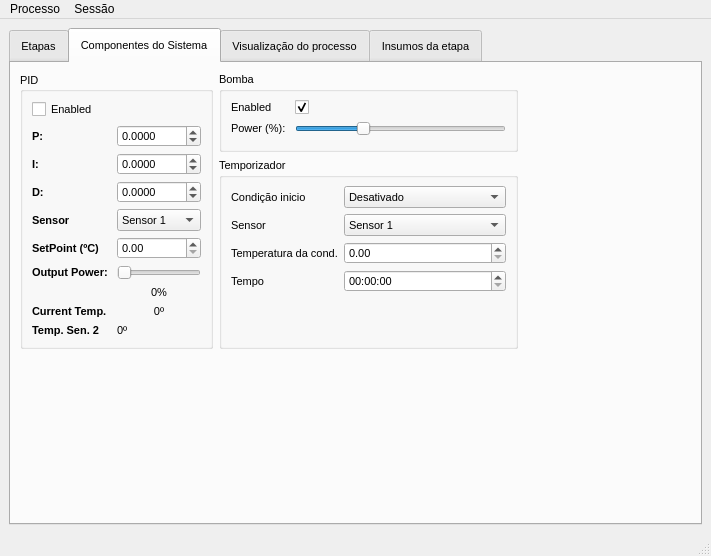
Above: mainwindow.ui from cristhianwb/BebumBrew before the change. Below: the same form after it.
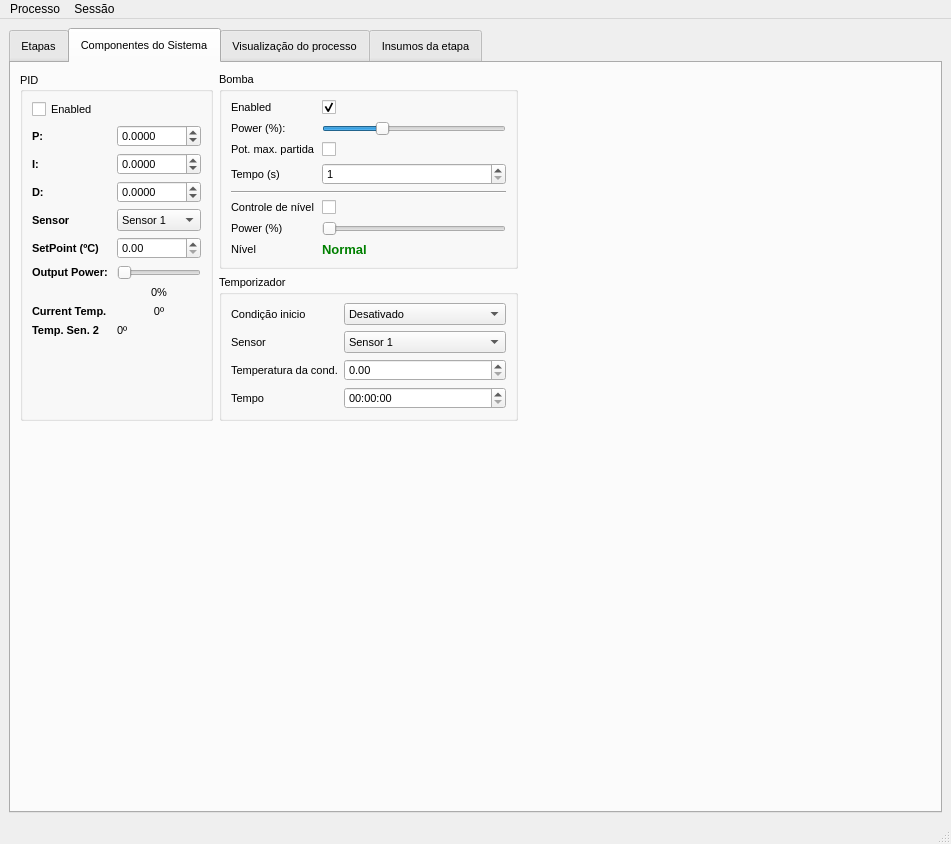
That is the form after the change. The open tabs and pages were chosen to show the change. Icons and pictures are not drawn.

```diff
--- a/mainwindow.ui
+++ b/mainwindow.ui
@@ -6,8 +6,8 @@
    <rect>
     <x>0</x>
     <y>0</y>
-    <width>711</width>
-    <height>556</height>
+    <width>951</width>
+    <height>844</height>
    </rect>
   </property>
   <property name="windowTitle">
@@ -488,7 +488,7 @@
             <property name="maximumSize">
              <size>
               <width>16777215</width>
-              <height>80</height>
+              <height>250</height>
              </size>
             </property>
             <property name="title">
@@ -512,14 +512,14 @@
                </property>
               </widget>
              </item>
-             <item row="1" column="0">
+             <item row="2" column="0">
               <widget class="QLabel" name="powerLabel">
                <property name="text">
                 <string>Power (%): </string>
                </property>
               </widget>
              </item>
-             <item row="1" column="1">
+             <item row="2" column="1">
               <widget class="QSlider" name="sliderPumpPower">
                <property name="maximum">
                 <number>255</number>
@@ -532,6 +532,117 @@
                </property>
               </widget>
              </item>
+             <item row="4" column="0">
+              <widget class="QLabel" name="label_15">
+               <property name="text">
+                <string>Pot. max. partida</string>
+               </property>
+              </widget>
+             </item>
+             <item row="4" column="1">
+              <widget class="QCheckBox" name="chkBurst">
+               <property name="text">
+                <string/>
+               </property>
+              </widget>
+             </item>
+             <item row="5" column="0">
+              <widget class="QLabel" name="label_16">
+               <property name="sizePolicy">
+                <sizepolicy hsizetype="Preferred" vsizetype="Preferred">
+                 <horstretch>0</horstretch>
+                 <verstretch>0</verstretch>
+                </sizepolicy>
+               </property>
+               <property name="text">
+                <string>Tempo (s)</string>
+               </property>
+              </widget>
+             </item>
+             <item row="6" column="0" colspan="2">
+              <widget class="Line" name="line">
+               <property name="orientation">
+                <enum>Qt::Horizontal</enum>
+               </property>
+              </widget>
+             </item>
+             <item row="7" column="0">
+              <widget class="QLabel" name="label_10">
+               <property name="toolTip">
+                <string extracomment="Definir esta potência para a bomba quando a panela atingir o nível máximo"/>
+               </property>
+               <property name="text">
+                <string>Controle de nível</string>
+               </property>
+              </widget>
+             </item>
+             <item row="7" column="1">
+              <widget class="QCheckBox" name="chkLevelControl">
+               <property name="text">
+                <string/>
+               </property>
+              </widget>
+             </item>
+             <item row="8" column="0">
+              <widget class="QLabel" name="label_11">
+               <property name="text">
+                <string>Power (%)</string>
+               </property>
+              </widget>
+             </item>
+             <item row="8" column="1">
+              <widget class="QSlider" name="sliderPumpPowerHigh">
+               <property name="maximum">
+                <number>255</number>
+               </property>
+               <property name="orientation">
+                <enum>Qt::Horizontal</enum>
+               </property>
+              </widget>
+             </item>
+             <item row="9" column="0">
+              <widget class="QLabel" name="label_14">
+               <property name="text">
+                <string>Nível</string>
+               </property>
+              </widget>
+             </item>
+             <item row="9" column="1">
+              <widget class="QLabel" name="lbFloatState">
+               <property name="font">
+                <font>
+                 <pointsize>10</pointsize>
+                 <weight>75</weight>
+                 <bold>true</bold>
+                </font>
+               </property>
+               <property name="styleSheet">
+                <string notr="true">color: green;font-weight: bold</string>
+               </property>
+               <property name="frameShape">
+                <enum>QFrame::NoFrame</enum>
+               </property>
+               <property name="frameShadow">
+                <enum>QFrame::Plain</enum>
+               </property>
+               <property name="text">
+                <string>Normal</string>
+               </property>
+               <property name="textFormat">
+                <enum>Qt::AutoText</enum>
+               </property>
+              </widget>
+             </item>
+             <item row="5" column="1">
+              <widget class="QSpinBox" name="spinMaxPwrTime">
+               <property name="minimum">
+                <number>1</number>
+               </property>
+               <property name="maximum">
+                <number>20</number>
+               </property>
+              </widget>
+             </item>
             </layout>
            </widget>
           </item>
@@ -685,8 +796,8 @@
              <rect>
               <x>0</x>
               <y>0</y>
-              <width>657</width>
-              <height>377</height>
+              <width>911</width>
+              <height>612</height>
              </rect>
             </property>
             <attribute name="label">
@@ -910,6 +1021,32 @@
                  </property>
                 </widget>
                </item>
+               <item row="7" column="0">
+                <widget class="QLabel" name="tempSensor2Label">
+                 <property name="font">
+                  <font>
+                   <pointsize>12</pointsize>
+                   <weight>75</weight>
+                   <bold>true</bold>
+                  </font>
+                 </property>
+                 <property name="text">
+                  <string>Temp. 2</string>
+                 </property>
+                </widget>
+               </item>
+               <item row="7" column="1">
+                <widget class="QLabel" name="lbTemp2">
+                 <property name="font">
+                  <font>
+                   <pointsize>12</pointsize>
+                  </font>
+                 </property>
+                 <property name="text">
+                  <string>0º</string>
+                 </property>
+                </widget>
+               </item>
                <item row="8" column="0">
                 <widget class="QLabel" name="label_13">
                  <property name="font">
@@ -988,8 +1125,8 @@
                  </property>
                 </widget>
                </item>
-               <item row="7" column="0">
-                <widget class="QLabel" name="tempSensor2Label">
+               <item row="11" column="0">
+                <widget class="QLabel" name="nVelLabel">
                  <property name="font">
                   <font>
                    <pointsize>12</pointsize>
@@ -998,19 +1135,17 @@
                   </font>
                  </property>
                  <property name="text">
-                  <string>Temp. 2</string>
+                  <string>Nível</string>
                  </property>
                 </widget>
                </item>
-               <item row="7" column="1">
-                <widget class="QLabel" name="lbTemp2">
-                 <property name="font">
-                  <font>
-                   <pointsize>12</pointsize>
-                  </font>
+               <item row="11" column="1">
+                <widget class="QLabel" name="lbFloatState2">
+                 <property name="styleSheet">
+                  <string notr="true">color: green;font-weight: bold</string>
                  </property>
                  <property name="text">
-                  <string>0º</string>
+                  <string>Normal</string>
                  </property>
                 </widget>
                </item>
@@ -1023,8 +1158,8 @@
              <rect>
               <x>0</x>
               <y>0</y>
-              <width>671</width>
-              <height>324</height>
+              <width>911</width>
+              <height>612</height>
              </rect>
             </property>
             <attribute name="label">
@@ -1166,8 +1301,8 @@
              <rect>
               <x>0</x>
               <y>0</y>
-              <width>671</width>
-              <height>324</height>
+              <width>164</width>
+              <height>126</height>
              </rect>
             </property>
             <attribute name="label">
@@ -1347,7 +1482,7 @@
     <rect>
      <x>0</x>
      <y>0</y>
-     <width>711</width>
+     <width>951</width>
      <height>30</height>
     </rect>
    </property>
```
